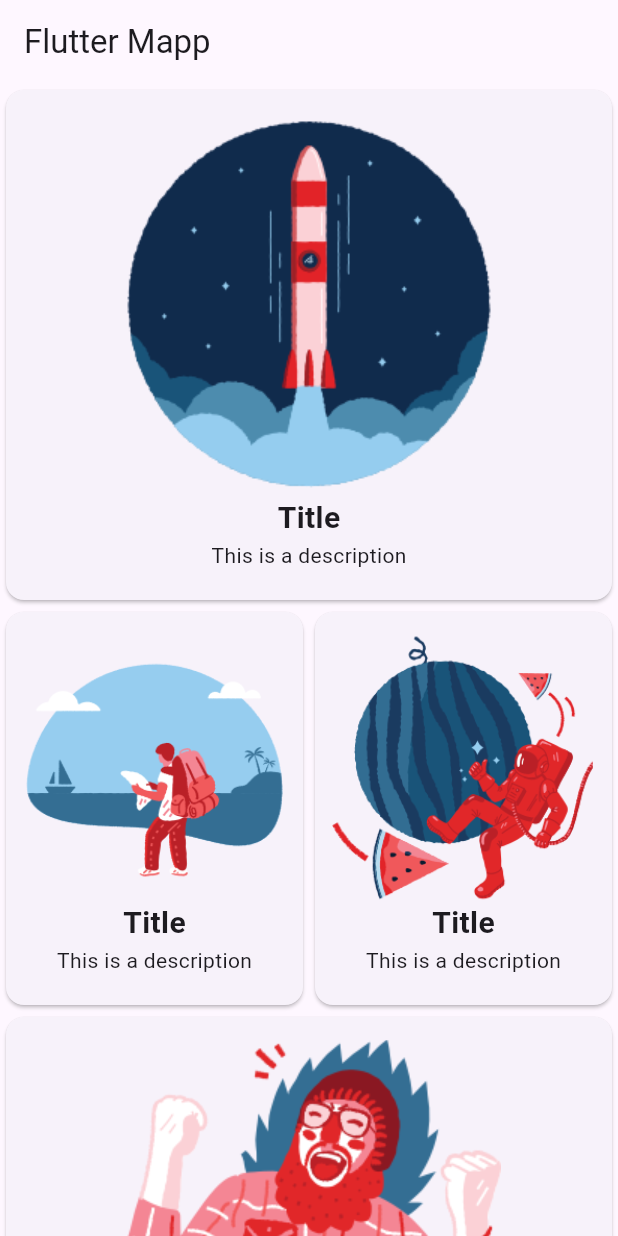
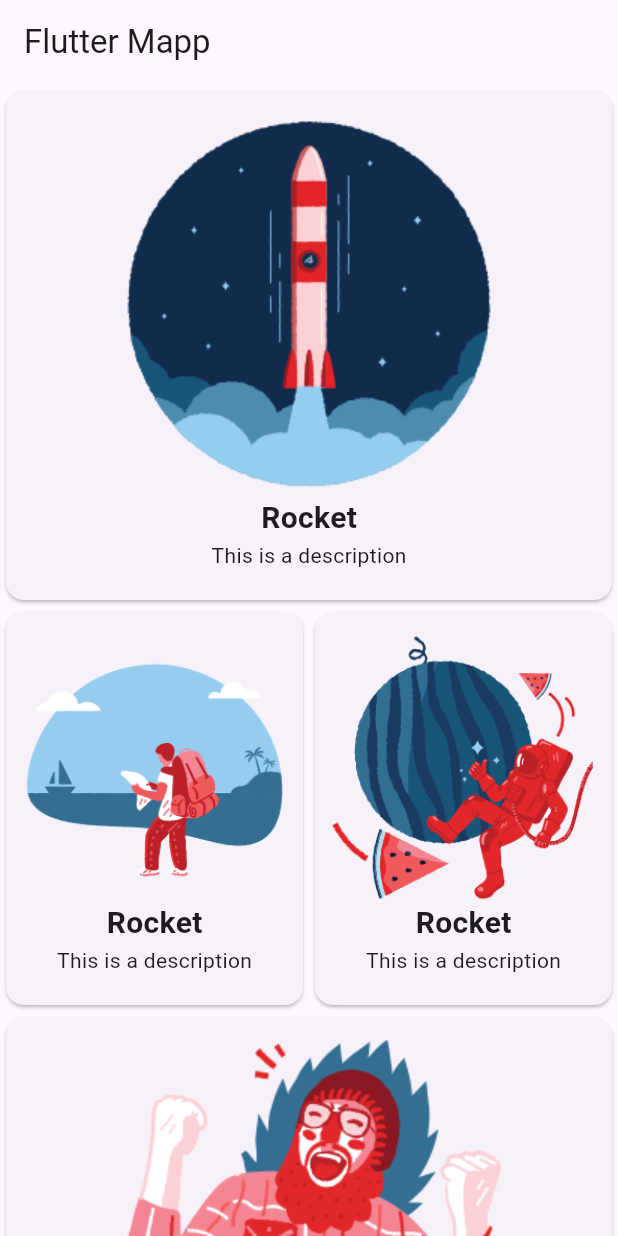
Before and after one commit to 00ZRHun/Flutter_Crash_Course, a Flutter app: the screen it shows after launch, on a phone screen of 412 x 824 dp. Run offline on Flutter 3.47's test engine with Material 2 defaults, Android fonts, the phone set to English and light mode, and no system bars.

Commit message:
update title param

```diff
--- a/lib/widget/card_widget.dart
+++ b/lib/widget/card_widget.dart
@@ -22,9 +22,9 @@ class CardWidget extends StatelessWidget {
           children: [
             const SizedBox(height: kDouble5),
             Image.asset(imagePath),
-            const Text(
-              'Title',
-              style: TextStyle(
+            Text(
+              title,
+              style: const TextStyle(
                 fontSize: kDouble20,
                 fontWeight: FontWeight.bold,
               ),
```
